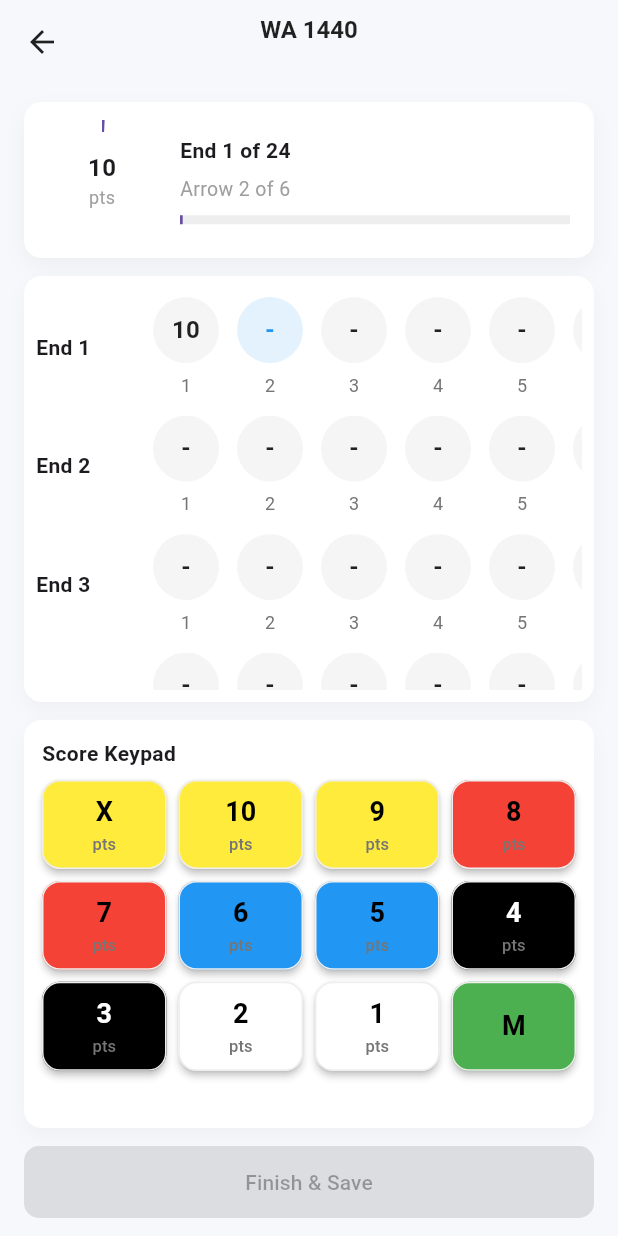
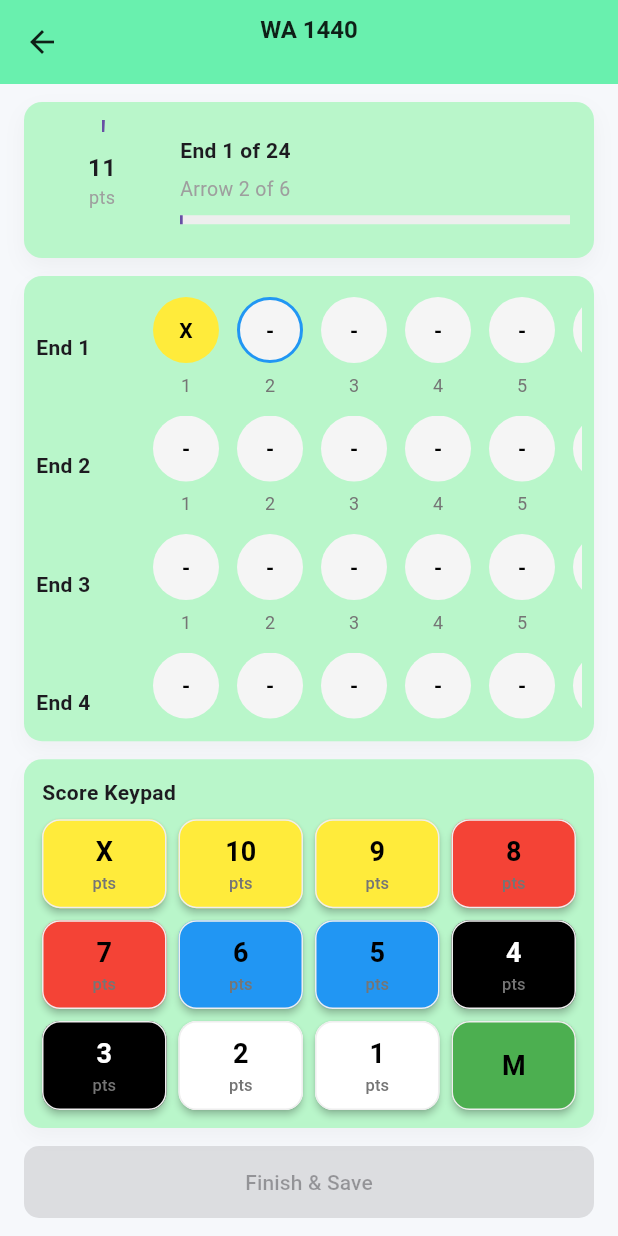
Before and after one commit to abimanyuganang/ArcScope-, a Flutter app: the PlayScreen screen opened directly with sample values from the repository, after a tap on an icon or button, on a phone screen of 412 x 824 dp. Run offline on Flutter 3.47's test engine with Material 3 defaults, Android fonts, the phone set to English and light mode, and no system bars; our stand-ins replace cloud_firestore, csv, firebase_auth, firebase_core, fl_chart, fluttertoast and 2 more; accounts and stored records are empty.

Commit message:
play_screen update

```diff
--- a/fyp/lib/screens/play_screen.dart
+++ b/fyp/lib/screens/play_screen.dart
@@ -52,7 +52,7 @@ class _PlayScreenState extends State<PlayScreen> {
       backgroundColor: const Color(0xFFF6F8FB),
       appBar: AppBar(
         elevation: 0,
-        backgroundColor: Colors.transparent,
+        backgroundColor: Colors.greenAccent,
         foregroundColor: Colors.black87,
         centerTitle: true,
         title: Column(
@@ -77,7 +77,7 @@ class _PlayScreenState extends State<PlayScreen> {
               Container(
                 padding: const EdgeInsets.all(16),
                 decoration: BoxDecoration(
-                  color: Colors.white,
+                  color: Colors.greenAccent[100],
                   borderRadius: BorderRadius.circular(12),
                   boxShadow: [
                     BoxShadow(
@@ -231,7 +231,6 @@ class _PlayScreenState extends State<PlayScreen> {
     scoreOptions = ['X', 10, 9, 8, 7, 6, 5, 4, 3, 2, 1, 0];
   }
 
-  // Function to determine the background color based on score
   Color getButtonColor(score) {
     if (score == 'X') {
       return Colors.yellow;
@@ -254,7 +253,7 @@ class _PlayScreenState extends State<PlayScreen> {
   return Container(
     padding: const EdgeInsets.all(12),
     decoration: BoxDecoration(
-      color: Colors.white,
+      color: Colors.greenAccent[100],
       borderRadius: BorderRadius.circular(12),
       boxShadow: [
         BoxShadow(color: Colors.black.withOpacity(0.03), blurRadius: 10, offset: const Offset(0, 6))
@@ -265,60 +264,52 @@ class _PlayScreenState extends State<PlayScreen> {
       children: [
         const Text('Score Keypad', style: TextStyle(fontWeight: FontWeight.w600)),
         const SizedBox(height: 8),
-        SizedBox(
-          height: 220,
-          child: GridView.count(
+        GridView.count(
+          shrinkWrap: true,                              // fit height to content
+          physics: const NeverScrollableScrollPhysics(), // disable scrolling
           crossAxisCount: 4,
           childAspectRatio: 1.4,
           crossAxisSpacing: 8,
           mainAxisSpacing: 8,
           children: scoreOptions.map((score) {
             final label = score == 0 ? 'M' : score.toString();
-              Color buttonColor = getButtonColor(score);
-              Color textColor = (score == 4 || score == 3) ? Colors.white : Colors.black;
+            final bg = getButtonColor(score);
+            final textColor = (score == 4 || score == 3) ? Colors.white : Colors.black;
+
             return ElevatedButton(
               onPressed: () {
-                  final intValue = (score == 'X') ? 10 : (score as int);
-                  _inputScore(intValue); // Call the function with the correctly typed value
+                final intValue = (score == 'X') ? 11 : (score as int);
+                _inputScore(intValue);
               },
               style: ElevatedButton.styleFrom(
                 shape: RoundedRectangleBorder(borderRadius: BorderRadius.circular(12)),
                 padding: const EdgeInsets.all(6),
                 elevation: 2,
-                  backgroundColor: getButtonColor(score), // Set the color dynamically
+                backgroundColor: bg,
                 foregroundColor: Colors.black87,
                 side: BorderSide(color: Colors.grey.shade200),
               ),
               child: Column(
                 mainAxisAlignment: MainAxisAlignment.center,
                 children: [
-                    Text(
-                      label,
-                      style: TextStyle(
-                        fontSize: 18,
-                        fontWeight: FontWeight.bold,
-                        color: textColor,
-                      ),
-                    ),
+                  Text(label, style: TextStyle(fontSize: 18, fontWeight: FontWeight.bold, color: textColor)),
                   if (score != 0)
                     Text('pts', style: TextStyle(fontSize: 11, color: Colors.grey[600])),
                 ],
               ),
             );
           }).toList(),
-          ),
-        ),
+        )
       ],
     ),
   );
 }
 
-
   Widget _scoreGridCard() {
     return Container(
       padding: const EdgeInsets.all(8),
       decoration: BoxDecoration(
-        color: Colors.white,
+        color: Colors.greenAccent[100],
         borderRadius: BorderRadius.circular(12),
         boxShadow: [
           BoxShadow(color: Colors.black.withOpacity(0.03), blurRadius: 10, offset: const Offset(0, 6))
@@ -344,25 +335,62 @@ class _PlayScreenState extends State<PlayScreen> {
                       children: List.generate(
                         widget.round.arrowsPerEnd,
                         (arrowIdx) {
-                          final val = scores[endIdx][arrowIdx];
+                          final raw = scores[endIdx][arrowIdx];                  // may be 11 for X
                           final isActive = endIdx == currentEnd && arrowIdx == currentArrow;
+
+                          // treat 11 (X) as numeric 10 for color
+                          int numeric(int v) => v == 11 ? 10 : v;
+
+                          // color map (same as keypad)
+                          Color bgFor(int s) {
+                            if (s == 10 || s == 9) return Colors.yellow;
+                            if (s == 8 || s == 7)  return Colors.red;
+                            if (s == 6 || s == 5)  return Colors.blue;
+                            if (s == 4 || s == 3)  return Colors.black;
+                            if (s == 2 || s == 1)  return Colors.white;
+                            if (s == 0)            return Colors.green;
+                            return Colors.white;
+                          }
+
+                          Color fgFor(Color bg) => bg.computeLuminance() < 0.5 ? Colors.white : Colors.black;
+
+                          // simplest “filled” logic: anything before the cursor is filled
+                          bool filled = (endIdx < currentEnd) || (endIdx == currentEnd && arrowIdx < currentArrow);
+
+                          // background & label
+                          final Color bg = filled ? bgFor(numeric(raw)) : (Colors.grey[100]!);
+                          final Color fg = fgFor(bg);
+                          final String label = !filled
+                              ? '-'                        // not entered yet
+                              : (raw == 11 ? 'X'           // show X
+                                          : (numeric(raw) == 0 ? 'M' : numeric(raw).toString()));
+
                           return Padding(
                             padding: const EdgeInsets.symmetric(horizontal: 6),
                             child: Column(
                               children: [
-                                CircleAvatar(
-                                  radius: 22,
-                                  backgroundColor: isActive ? Colors.blue.shade50 : Colors.grey[100],
-                                  child: Text(
-                                    val == 0 ? '-' : val.toString(),
-                                    style: TextStyle(fontWeight: FontWeight.w700, color: isActive ? Colors.blue : Colors.black87),
+                                Container(
+                                  width: 44,
+                                  height: 44,
+                                  alignment: Alignment.center,
+                                  decoration: BoxDecoration(
+                                    shape: BoxShape.circle,
+                                    color: bg,
+                                    border: Border.all(
+                                      color: isActive
+                                          ? Colors.blue
+                                          : (bg == Colors.white ? Colors.grey.shade300 : Colors.transparent),
+                                      width: isActive ? 2 : 1,
                                     ),
+                                  ),
+                                  child: Text(label, style: TextStyle(fontWeight: FontWeight.w700, color: fg)),
                                 ),
                                 const SizedBox(height: 6),
                                 Text('${arrowIdx + 1}', style: TextStyle(fontSize: 12, color: Colors.grey[600])),
                               ],
                             ),
                           );
+
                         },
                       ),
                     ),
```
Lines whose indentation alone changed are shown as unchanged.
